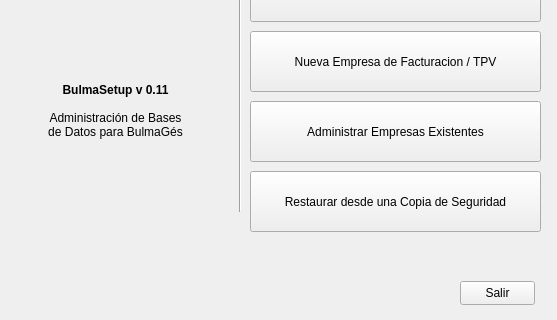
Before: the Qt Designer form bulmages/bulmasetup/bulmasetupbase.ui in eboladev/Bulmages-1, drawn with Qt 5; both pictures show x 0 to 557 and y 139 to 459 of the 557 by 459 pixel window.
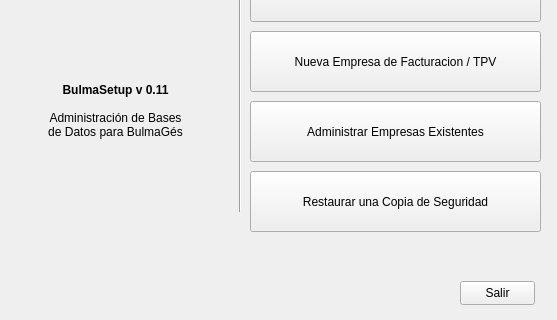
After: the same form once the commit is applied. Icons and pictures are not drawn.

Patch:
```diff
--- a/bulmages/bulmasetup/bulmasetupbase.ui
+++ b/bulmages/bulmasetup/bulmasetupbase.ui
@@ -226,7 +226,7 @@
      <enum>Qt::LeftToRight</enum>
     </property>
     <property name="text" >
-     <string>Restaurar desde una Copia de Seguridad</string>
+     <string>Restaurar una Copia de Seguridad</string>
     </property>
     <property name="icon" >
      <iconset>../images/png/i_cargaEmpresa.xpm</iconset>
```
Left out of the diff: 14 changed lines with no effect on the pictures.
